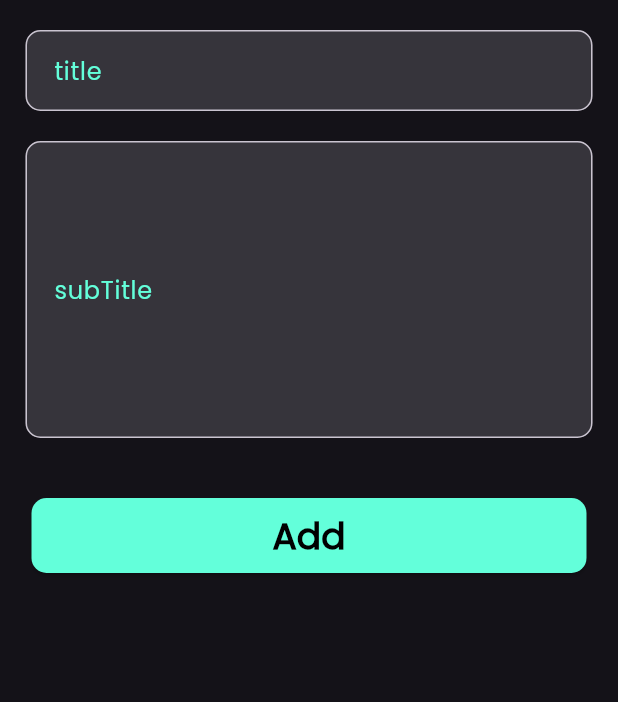
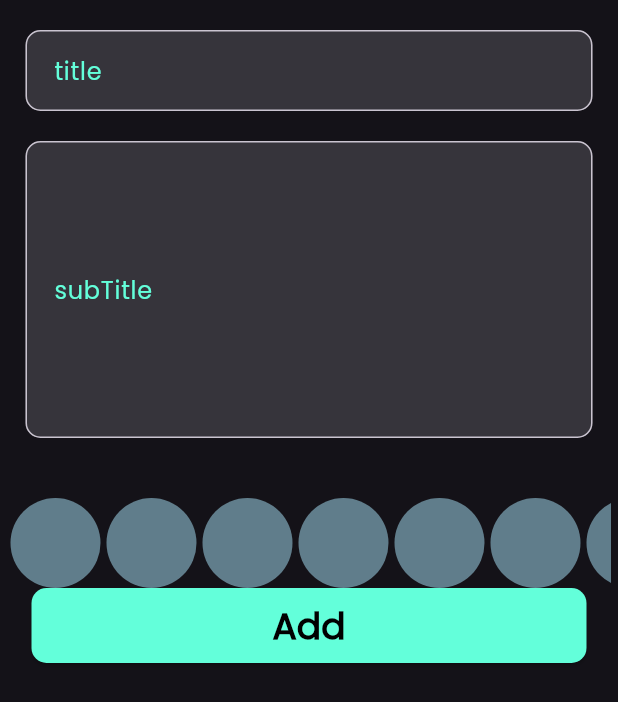
Before and after one commit to ahmaddamr/note_app, a Flutter app: the AddNoteForm widget shown alone on an empty page, opened directly, on a phone screen of 412 x 824 dp. Shown: the top 702 px of the screen. Run offline on Flutter 3.47's test engine with Material 3 defaults, Android fonts, the phone set to English and light mode, and no system bars; our stand-ins replace bloc, equatable, flutter_bloc, hive, hive_flutter, modal_progress_hud_nsn; accounts and stored records are empty.

Commit message:
create colors listview prt1

```diff
--- a/lib/widgets/add_note_form.dart
+++ b/lib/widgets/add_note_form.dart
@@ -50,6 +50,7 @@ class _AddNoteFormState extends State<AddNoteForm> {
                 const SizedBox(
                   height: 40,
                 ),
+                ColorListView(),
                 CustomButton(
                     onPressed: () {
                       if (FormKey.currentState!.validate()) {
@@ -76,3 +77,33 @@ class _AddNoteFormState extends State<AddNoteForm> {
     );
   }
 }
+
+class ColorItem extends StatelessWidget {
+  const ColorItem({super.key});
+
+  @override
+  Widget build(BuildContext context) {
+    return CircleAvatar(
+      radius: 32,
+      backgroundColor: Colors.blueGrey,
+    );
+  }
+}
+
+class ColorListView extends StatelessWidget {
+  const ColorListView({super.key});
+
+  @override
+  Widget build(BuildContext context) {
+    return SizedBox(
+      height: 60,
+      child: ListView.builder(
+        itemCount: 10,
+        scrollDirection: Axis.horizontal,
+        itemBuilder: (context , index)
+        {
+          return const  ColorItem() ;
+        }),
+    );
+  }
+}
```
